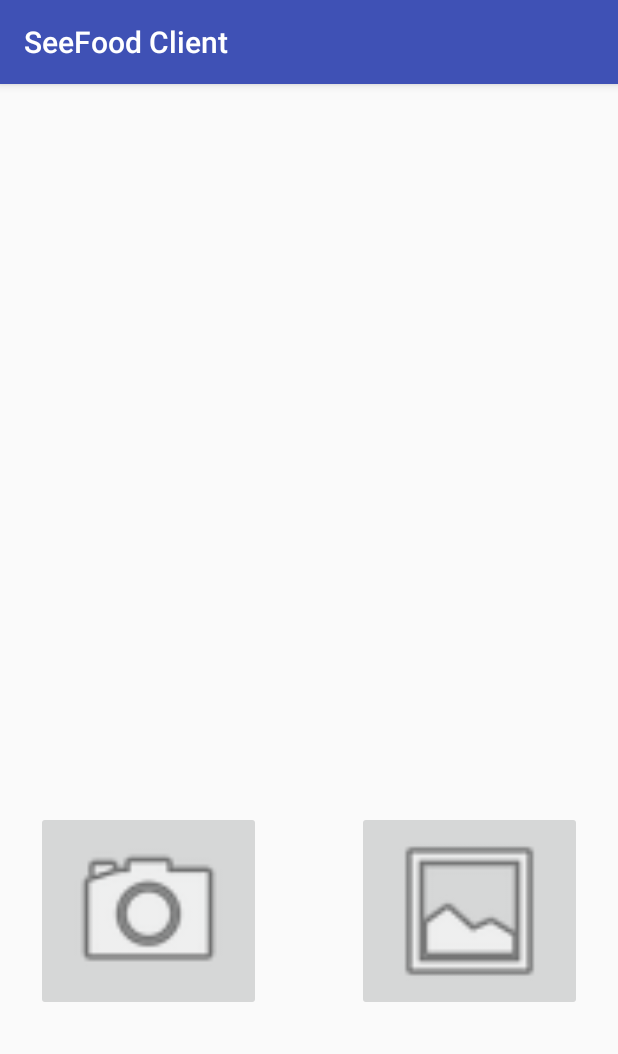
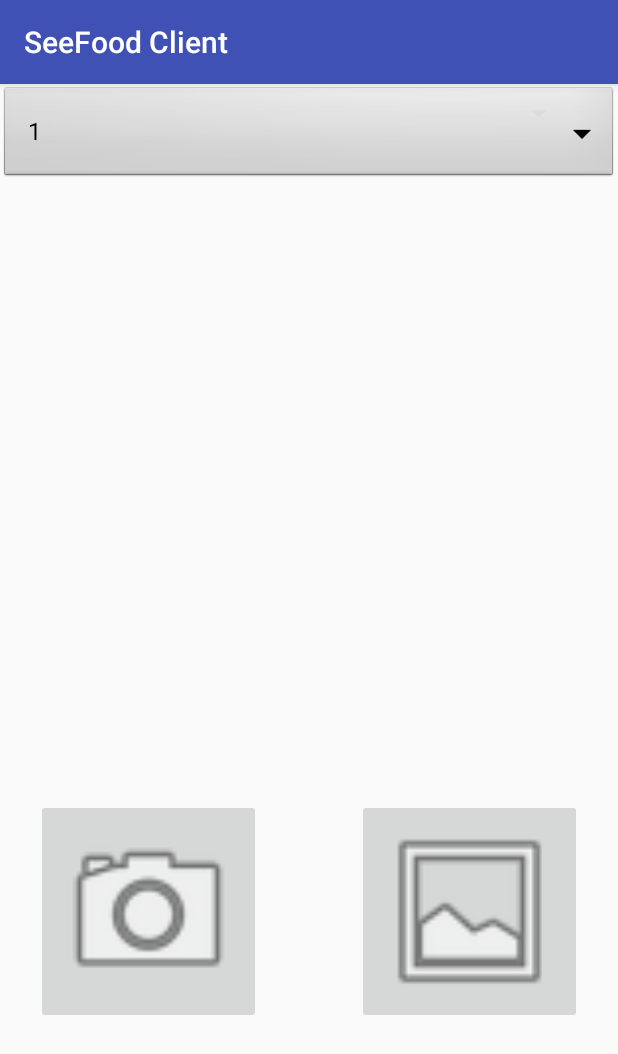
Before and after one commit to Miller189/SeeFoodSystem, an Android app: the screen it shows after launch (MainActivity), on a phone screen of 412 x 824 dp. Shown: the top 1054 px of the screen. Run offline under Robolectric (Android 15) with nearby library versions, the phone set to English and light mode, and no system bars.

Commit message:
Spinner working with placeholder code

```diff
--- a/src/client/SeeFoodClient/app/src/main/java/ceg4110/wright/edu/seefoodclient/MainActivity.java
+++ b/src/client/SeeFoodClient/app/src/main/java/ceg4110/wright/edu/seefoodclient/MainActivity.java
@@ -7,10 +7,11 @@ import android.support.v4.view.ViewPager;
 import android.support.v7.app.AppCompatActivity;
 import android.os.Bundle;
 import android.view.View;
+import android.widget.ArrayAdapter;
+import android.widget.Spinner;
 
 public class MainActivity extends AppCompatActivity {
 
-    ViewPager pager;
     PagerAdapter adapter;
     static final int REQUEST_IMAGE_CAPTURE = 1;
 
@@ -18,6 +19,15 @@ public class MainActivity extends AppCompatActivity {
     protected void onCreate(Bundle savedInstanceState) {
         super.onCreate(savedInstanceState);
         setContentView(R.layout.activity_main);
+
+        ViewPager pager = (ViewPager)findViewById(R.id.viewPager);
+
+
+        Spinner dropdown = (Spinner)findViewById(R.id.spinner1);
+        //create a list of items for the spinner.
+        String[] items = new String[]{"1", "2", "three"};
+        ArrayAdapter<String> spinAdapter = new ArrayAdapter<String>(this, android.R.layout.simple_spinner_dropdown_item, items);
+        dropdown.setAdapter(spinAdapter);
     }
 
     public void dispatchTakePictureIntent(View view) {
--- a/src/client/SeeFoodClient/app/src/main/res/layout/activity_main.xml
+++ b/src/client/SeeFoodClient/app/src/main/res/layout/activity_main.xml
@@ -9,18 +9,25 @@
     <android.support.v4.view.ViewPager
         android:id="@+id/viewPager"
         android:layout_width="337dp"
-        android:layout_height="318dp"
+        android:layout_height="252dp"
         android:layout_marginTop="16dp"
         android:visibility="visible"
         app:layout_constraintHorizontal_bias="0.51"
         app:layout_constraintLeft_toLeftOf="parent"
         app:layout_constraintRight_toRightOf="parent"
-        app:layout_constraintTop_toTopOf="parent" />
+        app:layout_constraintTop_toBottomOf="@+id/spinner1" />
+
+    <Spinner
+        android:id="@+id/spinner1"
+        android:layout_width="match_parent"
+        android:layout_height="wrap_content"
+        android:background="@android:drawable/btn_dropdown"
+        android:spinnerMode="dropdown" />
 
     <ImageButton
         android:id="@+id/imageButton"
         android:layout_width="150dp"
-        android:layout_height="133dp"
+        android:layout_height="150dp"
         android:layout_marginBottom="16dp"
         android:layout_marginStart="24dp"
         android:layout_marginTop="16dp"
@@ -36,7 +43,7 @@
     <ImageButton
         android:id="@+id/imageButton2"
         android:layout_width="150dp"
-        android:layout_height="133dp"
+        android:layout_height="150dp"
         android:layout_marginBottom="16dp"
         android:layout_marginEnd="24dp"
         android:layout_marginTop="16dp"
@@ -46,4 +53,11 @@
         app:layout_constraintEnd_toEndOf="parent"
         app:layout_constraintTop_toBottomOf="@+id/viewPager"
         app:srcCompat="@android:drawable/ic_menu_gallery" />
+
+    <Spinner
+        android:id="@+id/spinner"
+        android:layout_width="383dp"
+        android:layout_height="39dp"
+        tools:layout_editor_absoluteX="1dp"
+        tools:layout_editor_absoluteY="1dp" />
 </android.support.constraint.ConstraintLayout>
--- a/src/client/SeeFoodClient/app/src/main/res/values/strings.xml
+++ b/src/client/SeeFoodClient/app/src/main/res/values/strings.xml
@@ -2,4 +2,6 @@
     <string name="app_name">SeeFood Client</string>
     <string name="take_photo">Take Photo</string>
     <string name="access_gallery">Choose Image from Gallery</string>
+    <string name="remote_gallery">Browse Server Gallery</string>
+    <string name="exit_app">Exit SeeFood App</string>
 </resources>
```
